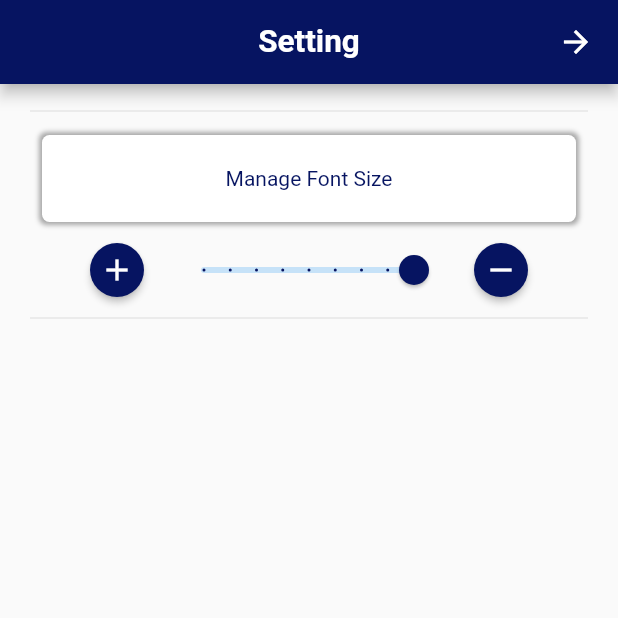
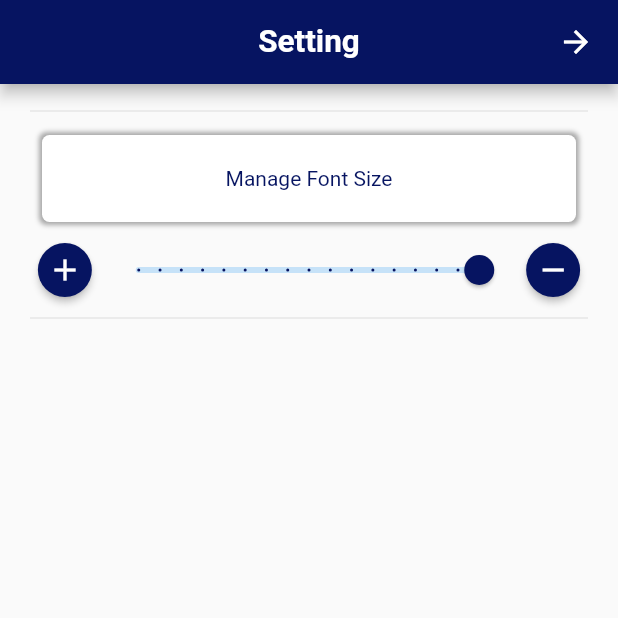
Before and after one commit to itzadnantech/wird_book_old, a Flutter app: the SettingPage screen opened directly, after a tap on the "remove" icon, on a phone screen of 412 x 824 dp, the top half of it. Run offline on Flutter 3.47's test engine with Material 2 defaults, Android fonts, the phone set to English and light mode, and no system bars; our stand-ins replace audio_video_progress_bar, just_audio, shared_preferences; accounts and stored records are empty.

Commit message:
slider updated

```diff
--- /dev/null
+++ b/lib/config/fontSize.dart
@@ -0,0 +1,3 @@
+library globals;
+
+double fontSize = 14.0;
--- a/lib/pages/setting_page.dart
+++ b/lib/pages/setting_page.dart
@@ -1,5 +1,6 @@
 import 'package:flutter/material.dart';
 import 'package:provider/provider.dart';
+import 'package:wird_book/config/fontSize.dart' as GlobalsFont;
 
 class SettingPage extends StatefulWidget {
   SettingPage({Key key}) : super(key: key);
@@ -9,24 +10,6 @@ class SettingPage extends StatefulWidget {
 }
 
 class _SettingPageState extends State<SettingPage> {
-  double fontSize = 20;
-  double _currentSliderValue = 14;
-  void changeFontSize() async {
-    setState(() {
-      if (fontSize == 40) {
-        fontSize = 40;
-      } else {
-        fontSize += 2;
-      }
-    });
-  }
-
-  void decreaseFontSize() async {
-    setState(() {
-      fontSize -= 2;
-    });
-  }
-
   @override
   Widget build(BuildContext context) {
     return Scaffold(
@@ -66,33 +49,37 @@ class _SettingPageState extends State<SettingPage> {
                 ),
               ),
             ),
-            // buildSlider(context),
             Row(mainAxisAlignment: MainAxisAlignment.center, children: <Widget>[
-              ElevatedButton(
-                onPressed: () {
-                  Provider.of<FontSizeController>(context, listen: false)
-                      .decrement();
-                },
+              Flexible(
+                  flex: 1,
+                  child: ElevatedButton(
+                    onPressed: () {},
+                    // onPressed: () {
+                    //   Provider.of<FontSizeController>(context, listen: false)
+                    //       .decrement();
+                    // },
                     child: Icon(Icons.remove),
                     style: ElevatedButton.styleFrom(
                         shape: CircleBorder(),
                         padding: EdgeInsets.all(5),
                         backgroundColor: Color.fromARGB(255, 6, 20, 97)),
-              ),
-              SizedBox(width: 0),
-              buildSlider(context),
-              SizedBox(width: 0),
-              ElevatedButton(
-                onPressed: () {
-                  Provider.of<FontSizeController>(context, listen: false)
-                      .increment();
-                },
+                  )),
+              Flexible(flex: 6, child: buildSlider(context)),
+              Flexible(
+                flex: 1,
+                child: ElevatedButton(
+                  onPressed: () {},
+                  // onPressed: () {
+                  //   Provider.of<FontSizeController>(context, listen: false)
+                  //       .increment();
+                  // },
                   child: Icon(Icons.add),
                   style: ElevatedButton.styleFrom(
                       shape: CircleBorder(),
                       padding: EdgeInsets.all(5),
                       backgroundColor: Color.fromARGB(255, 6, 20, 97)),
                 ),
+              )
             ]),
             Divider()
           ])),
@@ -101,22 +88,24 @@ class _SettingPageState extends State<SettingPage> {
 
   @override
   Widget buildSlider(BuildContext context) {
+    double _currentSliderValue =
+        Provider.of<FontSizeController>(context, listen: true).value;
     return Slider(
       value: Provider.of<FontSizeController>(context, listen: true).value,
       activeColor: Color.fromARGB(255, 6, 20, 97),
       max: 30,
       min: 14,
-      divisions: 8,
+      divisions: 16,
       label: Provider.of<FontSizeController>(context, listen: true)
           .value
           .round()
           .toString(),
       onChanged: (double value) {
-        // if (value < _currentSliderValue) {
-        //   Provider.of<FontSizeController>(context, listen: false).decrement();
-        // } else {
-        //   Provider.of<FontSizeController>(context, listen: false).increment();
-        // }
+        if (value < _currentSliderValue) {
+          Provider.of<FontSizeController>(context, listen: false).decrement();
+        } else {
+          Provider.of<FontSizeController>(context, listen: false).increment();
+        }
         setState(() {
           _currentSliderValue = value;
           print(_currentSliderValue);
@@ -127,13 +116,11 @@ class _SettingPageState extends State<SettingPage> {
 }
 
 class FontSizeController with ChangeNotifier {
-  double _value = 14.0;
-
+  double _value = GlobalsFont.fontSize;
   double get value => _value;
-
   void increment() {
     // _value++;
-    _value = _value + 2;
+    _value = _value + 1;
     if (_value > 30) {
       _value = 30;
     }
@@ -142,7 +129,7 @@ class FontSizeController with ChangeNotifier {
 
   void decrement() {
     // _value--;
-    _value = _value - 2;
+    _value = _value - 1;
     if (_value < 14) {
       _value = 14;
     }
```
Lines whose indentation alone changed are shown as unchanged.
